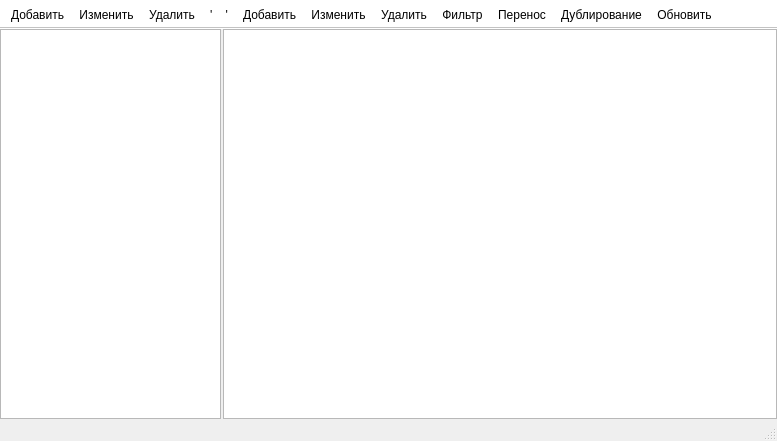
Old version of the form ui/templates ui/tree.ui in the repository Meller008/CRM-Avi.
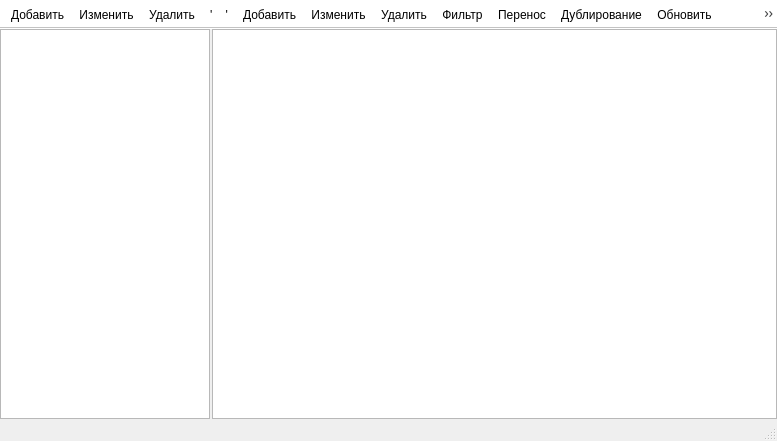
New version of the form.

```diff
--- a/ui/templates ui/tree.ui
+++ b/ui/templates ui/tree.ui
@@ -17,7 +17,7 @@
    <string>Список</string>
   </property>
   <widget class="QWidget" name="centralwidget">
-   <layout class="QGridLayout" name="gridLayout" columnstretch="2,5">
+   <layout class="QGridLayout" name="gridLayout" columnstretch="1,10">
     <property name="leftMargin">
      <number>0</number>
     </property>
@@ -35,6 +35,12 @@
     </property>
     <item row="0" column="0">
      <widget class="QTreeWidget" name="tree_widget">
+      <property name="minimumSize">
+       <size>
+        <width>210</width>
+        <height>0</height>
+       </size>
+      </property>
       <property name="font">
        <font>
         <family>Tahoma</family>
@@ -145,6 +151,7 @@
    <addaction name="pb_table_transfer"/>
    <addaction name="pb_table_double"/>
    <addaction name="pb_table_update"/>
+   <addaction name="pb_other"/>
   </widget>
   <action name="pb_tree_add">
    <property name="text">
@@ -201,6 +208,11 @@
     <string>Обновить</string>
    </property>
   </action>
+  <action name="pb_other">
+   <property name="text">
+    <string>Разное</string>
+   </property>
+  </action>
  </widget>
  <resources/>
  <connections>
```
Left out of the diff: 17 changed lines with no effect on the pictures.
